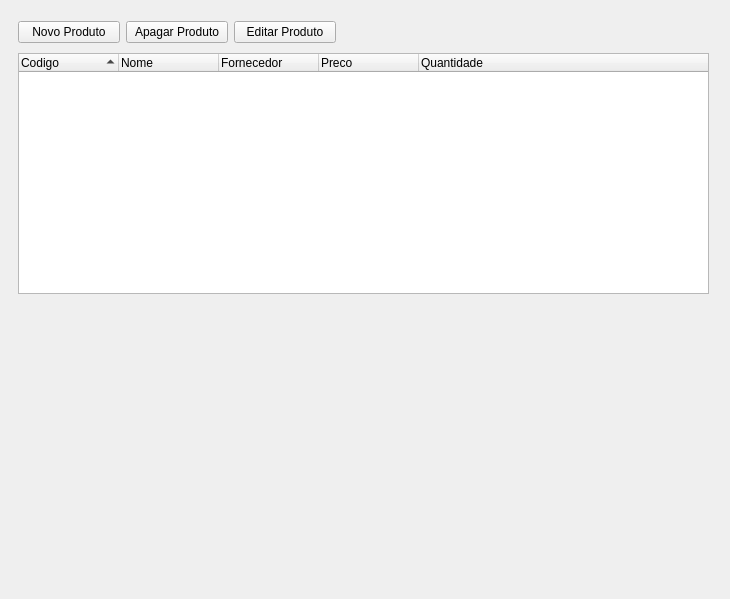
Qt form products_module/productIndex.ui (lucasmpavelski/pharmaCCdesktop) before a commit.
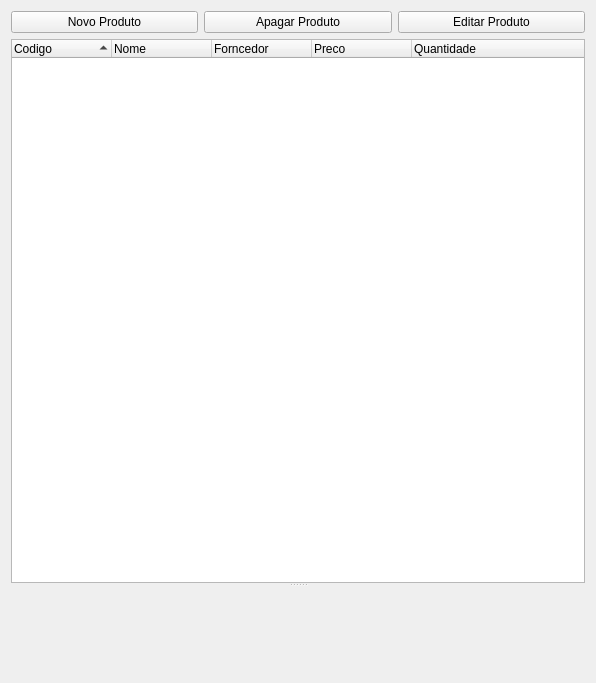
The same form after that commit. Custom widgets are drawn as their Qt base class.

Commit message: product layout fixed

```diff
--- a/products_module/productIndex.ui
+++ b/products_module/productIndex.ui
@@ -6,31 +6,15 @@
    <rect>
     <x>0</x>
     <y>0</y>
-    <width>730</width>
-    <height>599</height>
+    <width>596</width>
+    <height>683</height>
    </rect>
   </property>
   <property name="windowTitle">
    <string>Form</string>
   </property>
-  <widget class="QWidget" name="widget" native="true">
-   <property name="geometry">
-    <rect>
-     <x>9</x>
-     <y>9</y>
-     <width>711</width>
-     <height>581</height>
-    </rect>
-   </property>
-   <widget class="QWidget" name="layoutWidget">
-    <property name="geometry">
-     <rect>
-      <x>9</x>
-      <y>9</y>
-      <width>318</width>
-      <height>29</height>
-     </rect>
-    </property>
+  <layout class="QVBoxLayout" name="verticalLayout">
+   <item>
     <layout class="QHBoxLayout" name="horizontalLayout">
      <item>
       <widget class="QPushButton" name="botton_new">
@@ -54,16 +38,13 @@
       </widget>
      </item>
     </layout>
-   </widget>
-   <widget class="QTreeWidget" name="list">
-    <property name="geometry">
-     <rect>
-      <x>9</x>
-      <y>44</y>
-      <width>691</width>
-      <height>241</height>
-     </rect>
-    </property>
+   </item>
+   <item>
+    <widget class="QSplitter" name="splitter">
+     <property name="orientation">
+      <enum>Qt::Vertical</enum>
+     </property>
+     <widget class="QTreeWidget" name="list_2">
     <property name="tabKeyNavigation">
      <bool>true</bool>
     </property>
@@ -91,7 +72,7 @@
     </column>
     <column>
      <property name="text">
-      <string>Fornecedor</string>
+        <string>Forncedor</string>
      </property>
     </column>
     <column>
@@ -105,17 +86,10 @@
      </property>
     </column>
    </widget>
-   <widget class="QWidget" name="widget_2" native="true">
-    <property name="geometry">
-     <rect>
-      <x>9</x>
-      <y>297</y>
-      <width>693</width>
-      <height>281</height>
-     </rect>
-    </property>
-   </widget>
-  </widget>
+     <widget class="ProductForm" name="product_form" native="true"/>
+    </widget>
+   </item>
+  </layout>
   <action name="actionNew_Product">
    <property name="text">
     <string>Novo produto</string>
@@ -125,6 +99,14 @@
    </property>
   </action>
  </widget>
+ <customwidgets>
+  <customwidget>
+   <class>ProductForm</class>
+   <extends>QWidget</extends>
+   <header>productForm</header>
+   <container>1</container>
+  </customwidget>
+ </customwidgets>
  <resources/>
  <connections/>
 </ui>
```
Lines whose indentation alone changed are shown as unchanged. The commit also changes 5 other files.
